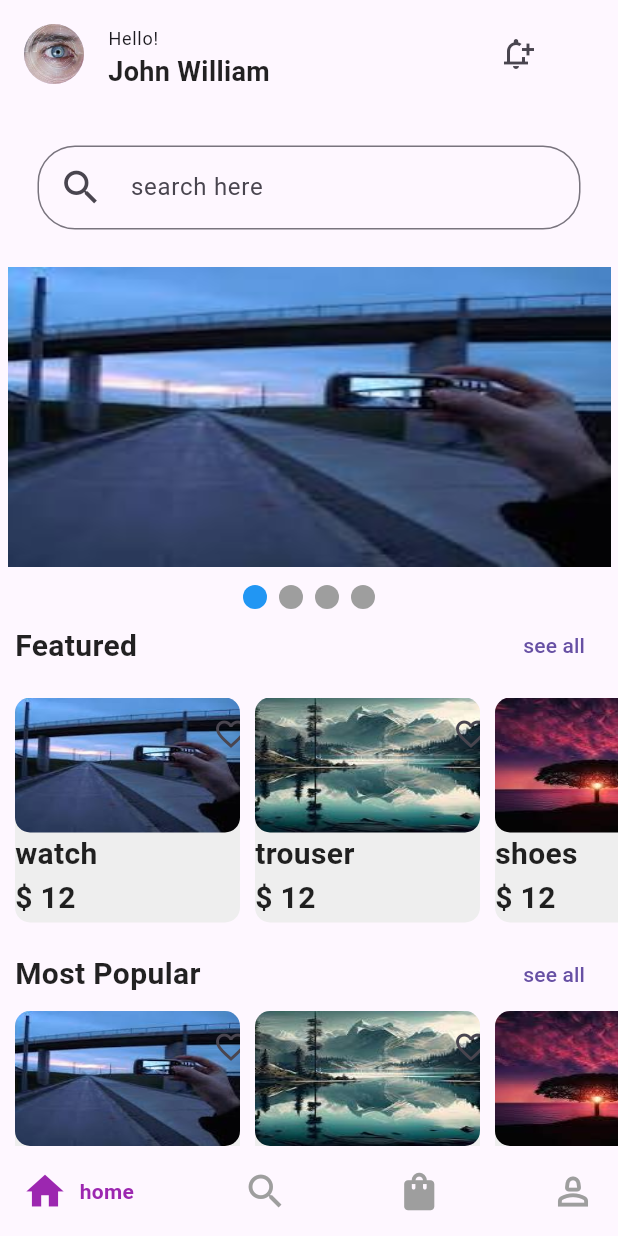
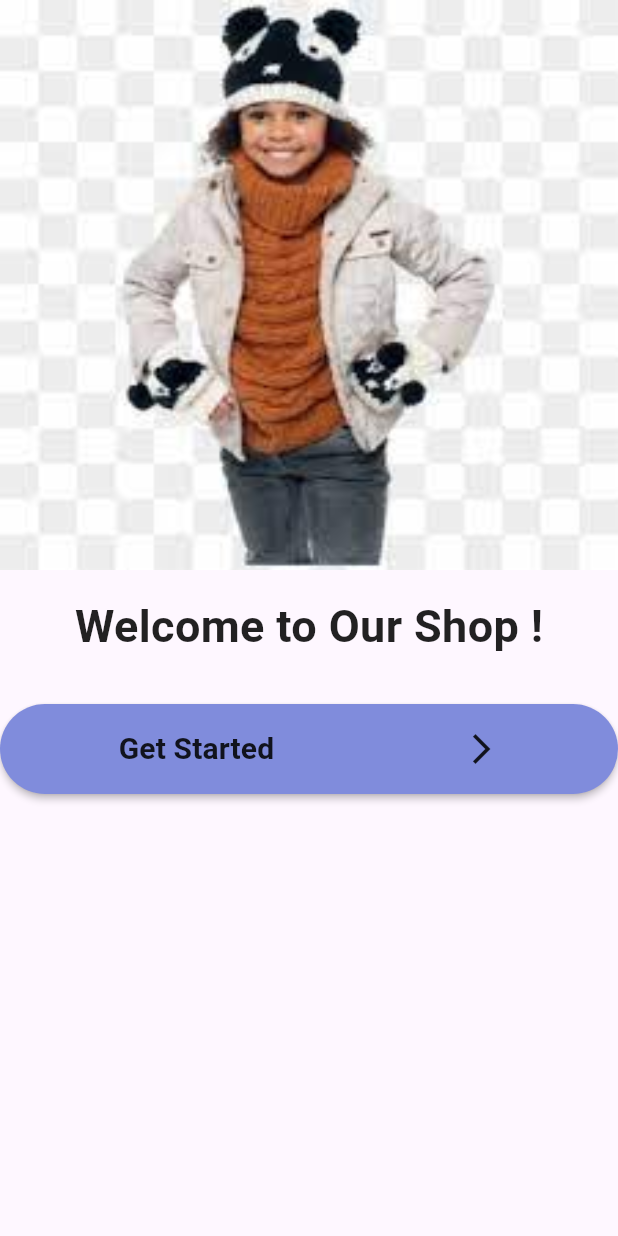
Before and after one commit to ETdan/Clothing-Store-App, a Flutter app: the screen it shows after launch, on a phone screen of 412 x 824 dp. Run offline on Flutter 3.47's test engine with Material 3 defaults, Android fonts, the phone set to English and light mode, and no system bars; drawn by our look-alikes of carousel_slider, google_nav_bar, smooth_page_indicator; our stand-ins replace shared_preferences.

Commit message:
adding product,detailed,databse folder

```diff
--- /dev/null
+++ b/app/lib/database/auth.dart
@@ -0,0 +1 @@
+import 'package:flutter/material.dart';
--- a/app/lib/main.dart
+++ b/app/lib/main.dart
@@ -1,6 +1,8 @@
+import 'package:app/prefs/loginPreference.dart';
 import 'package:app/screens/first-page.dart';
-import 'package:app/screens/otherScreens/filter.dart';
+import 'package:app/screens/welcome.dart';
 import 'package:flutter/material.dart';
+import 'package:provider/provider.dart';
 
 void main() {
   runApp(const MyApp());
@@ -11,9 +13,22 @@ class MyApp extends StatelessWidget {
 
   @override
   Widget build(BuildContext context) {
-    return MaterialApp(
-      debugShowCheckedModeBanner: false,
-      home: first(),
+    return MultiProvider(
+      providers: [
+        ChangeNotifierProvider(
+          create: (context) => defaultt(),
+        )
+      ],
+      builder: (context, child) {
+        return Consumer<defaultt>(
+          builder: (context, value, child) {
+            return MaterialApp(
+              debugShowCheckedModeBanner: false,
+              home: value.islogin ? first() : welcome(),
+            );
+          },
+        );
+      },
     );
   }
 }
--- /dev/null
+++ b/app/lib/prefs/loginPreference.dart
@@ -0,0 +1,34 @@
+import 'package:flutter/material.dart';
+import 'package:shared_preferences/shared_preferences.dart';
+
+class defaultt with ChangeNotifier {
+  defaultt() {
+    _loadingPrefs();
+  }
+  bool islogin = false;
+  SharedPreferences? _prefs;
+  _initializePrefs() async {
+    if (_prefs == null) {
+      _prefs = await SharedPreferences.getInstance();
+    }
+    notifyListeners();
+  }
+
+  _loadingPrefs() async {
+    await _initializePrefs();
+    islogin = await _prefs?.getBool('loggedIn') ?? false;
+    notifyListeners();
+  }
+
+  _savingPrefs() async {
+    await _initializePrefs();
+    _prefs!.setBool('loggedIn', islogin);
+    notifyListeners();
+  }
+
+  void toggle() async {
+    islogin = !islogin;
+    _savingPrefs();
+    notifyListeners();
+  }
+}
--- /dev/null
+++ b/app/lib/screens/welcome.dart
@@ -0,0 +1,113 @@
+import 'package:app/screens/bottomBarScreens/Home.dart';
+import 'package:app/screens/login.dart';
+import 'package:app/utils/collections.dart';
+import 'package:carousel_slider/carousel_slider.dart';
+import 'package:flutter/material.dart';
+
+class welcome extends StatefulWidget {
+  welcome({super.key});
+
+  @override
+  State<welcome> createState() => _welcomeState();
+}
+
+class _welcomeState extends State<welcome> {
+  int active_index = 0;
+
+  @override
+  Widget build(BuildContext context) {
+    return Scaffold(
+      body: Column(
+        children: [
+          CarouselSlider.builder(
+            itemCount: 3,
+            itemBuilder: (context, index, realIndex) {
+              return Sbuilder(
+                index: index,
+              );
+            },
+            options: CarouselOptions(
+              enlargeCenterPage: true,
+              viewportFraction: 1.0,
+              autoPlayAnimationDuration: Duration(microseconds: 50),
+              autoPlay: true,
+              aspectRatio: 130 / 120,
+              onPageChanged: (index, reason) {
+                setState(() {
+                  active_index = index;
+                });
+              },
+            ),
+          ),
+          indicator(
+            index: active_index,
+          ),
+          Text(
+            'Welcome to Our Shop !',
+            style: TextStyle(
+              fontSize: 30,
+              color: Colors.black87,
+              fontWeight: FontWeight.bold,
+            ),
+          ),
+          SizedBox(
+            height: 30,
+          ),
+          MaterialButton(
+            height: 60,
+            minWidth: 400,
+            color: Color.fromARGB(255, 128, 140, 220),
+            shape: RoundedRectangleBorder(
+              borderRadius: BorderRadius.circular(30),
+            ),
+            onPressed: () {
+              Navigator.of(context).push(
+                MaterialPageRoute(
+                  builder: (context) => signin(),
+                ),
+              );
+            },
+            child: Container(
+              width: 400,
+              child: Row(
+                mainAxisAlignment: MainAxisAlignment.spaceAround,
+                children: [
+                  Text(
+                    'Get Started',
+                    style: TextStyle(
+                      fontSize: 20,
+                      color: Colors.black87,
+                      fontWeight: FontWeight.bold,
+                    ),
+                  ),
+                  Icon(Icons.arrow_forward_ios_outlined)
+                ],
+              ),
+            ),
+          ),
+        ],
+      ),
+    );
+  }
+}
+
+class Sbuilder extends StatelessWidget {
+  final int index;
+  const Sbuilder({
+    super.key,
+    required this.index,
+  });
+
+  @override
+  Widget build(BuildContext context) {
+    return Container(
+      width: double.infinity,
+      child: Image(
+        image: AssetImage(
+          collection().welcomeim[index],
+        ),
+        fit: BoxFit.fill,
+      ),
+    );
+  }
+}
--- a/app/lib/utils/collections.dart
+++ b/app/lib/utils/collections.dart
@@ -19,4 +19,9 @@ class collection {
     'shoes',
     'Jacket',
   ];
+  final welcomeim = [
+    'assets/we.jpg',
+    'assets/im3.jpg',
+    'assets/prof.jpg',
+  ];
 }
--- a/app/lib/utils/textfield.dart
+++ b/app/lib/utils/textfield.dart
@@ -1,24 +1,27 @@
 import 'package:flutter/material.dart';
 
 class textFields extends StatelessWidget {
-  const textFields({super.key});
+  final String hint;
+  Icon? prefix;
+  textFields({
+    super.key,
+    required this.hint,
+    this.prefix,
+  });
 
   @override
   Widget build(BuildContext context) {
     return Padding(
-      padding: const EdgeInsets.all(25.0),
+      padding: const EdgeInsets.all(15.0),
       child: TextField(
         decoration: InputDecoration(
           label: Padding(
             padding: const EdgeInsets.only(left: 10),
-            child: Text('search here'),
+            child: Text(hint),
           ),
           prefixIcon: Padding(
             padding: const EdgeInsets.only(left: 10),
-            child: Icon(
-              Icons.search,
-              size: 30,
-            ),
+            child: prefix,
           ),
           border: OutlineInputBorder(
             borderRadius: BorderRadius.circular(25),
```
Also changed, not shown: app/lib/screens/bottomBarScreens/Home.dart (+6 -1 lines), app/lib/screens/login.dart (added, +141 -0 lines), app/lib/screens/signup.dart (added, +143 -0 lines), app/pubspec.yaml (+6 -1 lines), app/assets/we.jpg (added), app/pubspec.lock, 1 other file.
